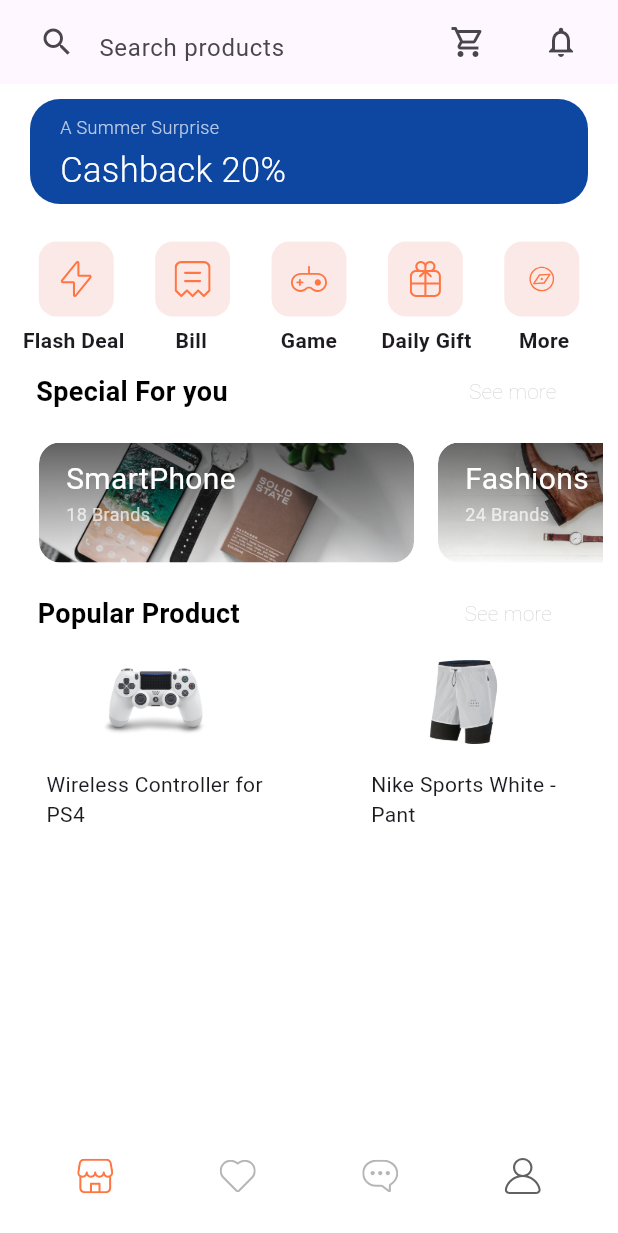
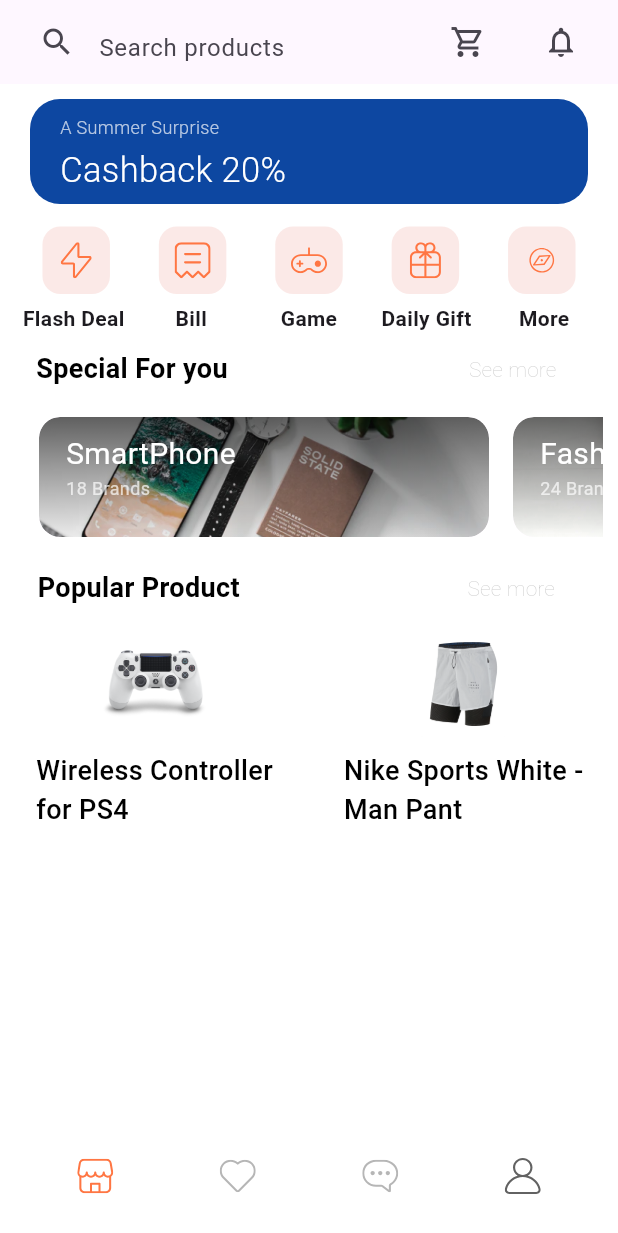
Before and after one commit to MEhsan1237/UI-Kit-E-commerce, a Flutter app: the MainPageScreen screen opened directly, on a phone screen of 412 x 824 dp. Shown: the top 1233 px of the screen. Run offline on Flutter 3.47's test engine with Material 3 defaults, Android fonts, the phone set to English and light mode, and no system bars; our stand-ins replace flutter_svg, pin_code_fields, smooth_page_indicator.

Commit message:
changes done errors solve

```diff
--- a/lib/components/containericontext.dart
+++ b/lib/components/containericontext.dart
@@ -27,8 +27,8 @@
                 onTap: () {},
                 borderRadius: BorderRadius.circular(12),
                 child: Container(
-                  width: 50, // container size stays the same
-                  height: 50,
+                  width: 45, // container size stays the same
+                  height: 45,
                   decoration: BoxDecoration(
                     color: const Color(0xFFFBE9E7),
                     borderRadius: BorderRadius.circular(12),
--- a/lib/components/imagecontainer.dart
+++ b/lib/components/imagecontainer.dart
@@ -66,7 +66,7 @@
               ),
             ],
           ),
-          SizedBox(height: 10),
+          SizedBox(height: 8),
 
           SizedBox(
             height: 80,
@@ -85,7 +85,7 @@
                     child: InkWell(
                       onTap: () {},
                       child: Container(
-                        width: 250,
+                        width: 300,
 
                         decoration: BoxDecoration(
                           borderRadius: BorderRadius.circular(14),
--- a/lib/components/popularimagecontainer.dart
+++ b/lib/components/popularimagecontainer.dart
@@ -5,15 +5,15 @@
    {
      "images" : "assets/images/image_popular_product_1.png",
 
-     "labels" : "Wireless Controller for\nPS4"
+     "labels" : "Wireless Controller\nfor PS4"
    },
    {
      "images" : "assets/images/image_popular_product_2.png",
-     "labels" : "Nike Sports White -\nPant"
+     "labels" : "Nike Sports White -\nMan Pant"
    },
    {
-     "images" : "assets/images/image_popular_product_2.png",
-     "labels" : "Nike Sports White -\nPant"
+     "images" : "assets/images/glap.png",
+     "labels" : "Gloves XC Omega -\nPolygon"
    },
 
  ];
@@ -34,7 +34,7 @@
 
       children: [
         Padding(
-          padding: const EdgeInsets.only(left: 25.0, right: 32.0),
+          padding: const EdgeInsets.only(left: 25.0, right: 30.0),
           child: Row(
             mainAxisAlignment: MainAxisAlignment.spaceBetween,
             children: [
@@ -60,9 +60,10 @@
             ],
           ),
         ),
+        SizedBox(height: 5,),
 
         SizedBox(
-          height: 120,
+          height: 140,
           child: ListView.builder(
             scrollDirection: Axis.horizontal,
             itemCount: widget.imageItems.length,
@@ -81,7 +82,7 @@
                         height: 70, // desired height
                         fit: BoxFit.contain,),
                       SizedBox(height: 10),
-                      Text(widget.imageItems[index]["labels"]!),
+                      Text(widget.imageItems[index]["labels"]!,style: TextStyle(color: Colors.black,fontSize: 18,fontWeight: FontWeight.w500),),
                     ],
                   ),
                 ),
--- a/lib/screens/mainpagescreen.dart
+++ b/lib/screens/mainpagescreen.dart
@@ -82,7 +82,7 @@
           children: [
             SizedBox(height: 10),
             ContainerWidget(),
-            SizedBox(height: 25),
+            SizedBox(height: 15),
             IconRowWithLabels(
 
               icons: [
```
